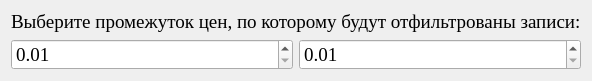
This is ui/filter_by_costs.ui in SwiftyKey/CostAccounting as Qt 5 draws it before an edit. The edited form follows.
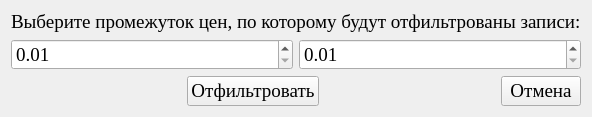
This is the edited form.

Diff of the .ui file:
```diff
--- a/ui/filter_by_costs.ui
+++ b/ui/filter_by_costs.ui
@@ -7,7 +7,7 @@
     <x>0</x>
     <y>0</y>
     <width>589</width>
-    <height>74</height>
+    <height>111</height>
    </rect>
   </property>
   <property name="font">
@@ -51,6 +51,50 @@
      </item>
     </layout>
    </item>
+   <item>
+    <layout class="QHBoxLayout" name="horizontalLayout_2">
+     <item>
+      <spacer name="horizontalSpacer">
+       <property name="orientation">
+        <enum>Qt::Horizontal</enum>
+       </property>
+       <property name="sizeHint" stdset="0">
+        <size>
+         <width>40</width>
+         <height>20</height>
+        </size>
+       </property>
+      </spacer>
+     </item>
+     <item>
+      <widget class="QPushButton" name="button_filter">
+       <property name="text">
+        <string>Отфильтровать</string>
+       </property>
+      </widget>
+     </item>
+     <item>
+      <spacer name="horizontalSpacer_2">
+       <property name="orientation">
+        <enum>Qt::Horizontal</enum>
+       </property>
+       <property name="sizeHint" stdset="0">
+        <size>
+         <width>40</width>
+         <height>20</height>
+        </size>
+       </property>
+      </spacer>
+     </item>
+     <item>
+      <widget class="QPushButton" name="button_exit">
+       <property name="text">
+        <string>Отмена</string>
+       </property>
+      </widget>
+     </item>
+    </layout>
+   </item>
   </layout>
  </widget>
  <resources/>
```
